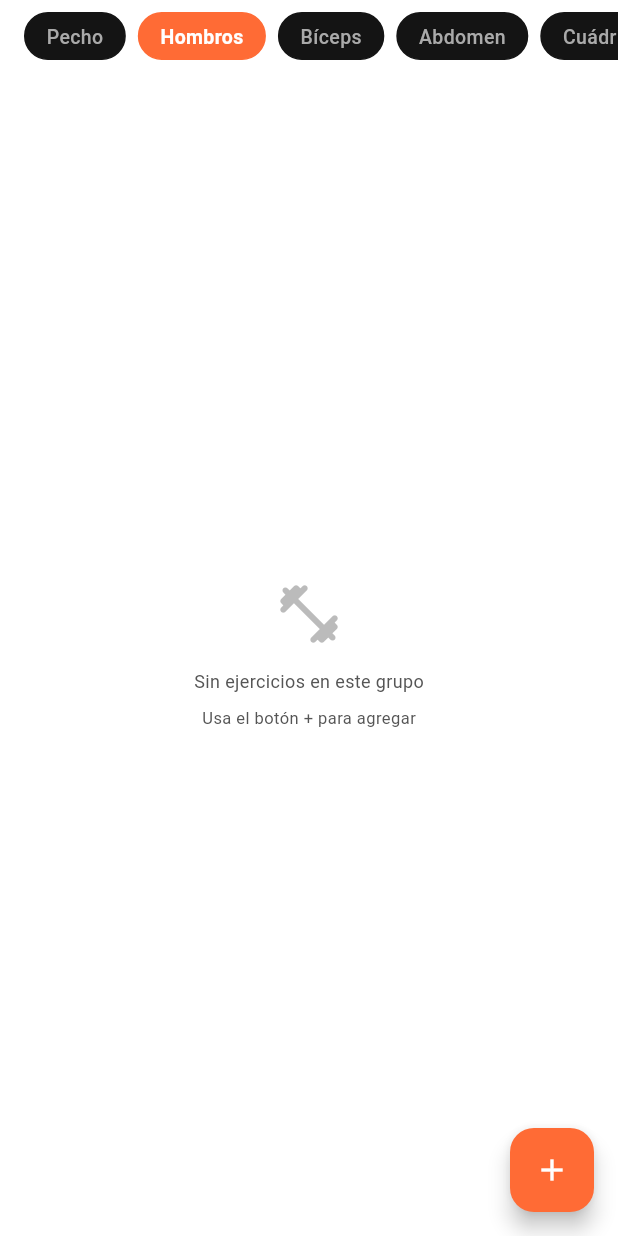
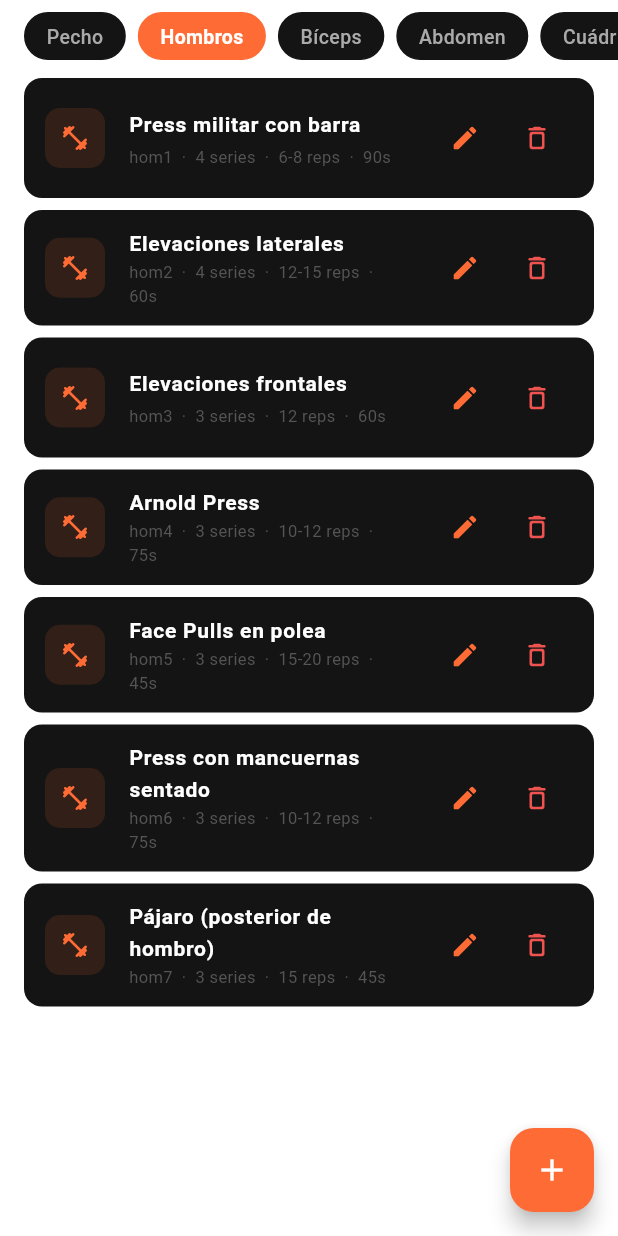
Before and after one commit to vallejoj203k/Mega_vital, a Flutter app: the _ExercisesTab screen opened directly, after a tap on "Hombros", on a phone screen of 412 x 824 dp. Run offline on Flutter 3.47's test engine with Material 3 defaults, Android fonts, the phone set to English and light mode, and no system bars; our stand-ins replace image_picker, share_plus, shared_preferences, supabase_flutter, video_player; missing offline and left inert: video_compress; accounts and stored records are empty; network calls fail.

Commit message:
Seed Supabase exercises table from hardcoded list on first admin open
When the exercises tab opens and the Supabase table is empty, all
hardcoded exercises from kAllExercises are migrated automatically.
Subsequent opens load from Supabase where changes are persisted.

https://claude.ai/code/session_01EKPL2pHnrvaJ47mWkj1ACc

```diff
--- a/lib/presentation/screens/admin/admin_panel_screen.dart
+++ b/lib/presentation/screens/admin/admin_panel_screen.dart
@@ -1424,7 +1424,14 @@ class _ExercisesTabState extends State<_ExercisesTab> {
 
   Future<void> _load() async {
     setState(() => _loading = true);
-    final exs = await _service.fetchAll();
+    var exs = await _service.fetchAll();
+    if (exs.isEmpty) {
+      // Primera vez: migrar ejercicios hardcodeados a Supabase
+      await _service.seedAll(kAllExercises);
+      exs = await _service.fetchAll();
+      // Si sigue vacío (sin permisos, sin conexión), mostrar los hardcodeados
+      if (exs.isEmpty) exs = List.of(kAllExercises);
+    }
     if (mounted) setState(() { _all = exs; _loading = false; });
   }
 
--- a/lib/services/exercise_service.dart
+++ b/lib/services/exercise_service.dart
@@ -63,4 +63,22 @@ class ExerciseService {
       return false;
     }
   }
+
+  // Inserta todos los ejercicios hardcodeados en Supabase (primera vez).
+  Future<void> seedAll(List<ExerciseItem> exercises) async {
+    try {
+      final rows = exercises.asMap().entries.map((e) => {
+        'id':            e.value.id,
+        'name':          e.value.name,
+        'muscle_id':     e.value.muscleId,
+        'sets':          e.value.sets,
+        'reps':          e.value.reps,
+        'rest_seconds':  e.value.restSeconds,
+        if (e.value.tip != null && e.value.tip!.isNotEmpty) 'tip': e.value.tip,
+        'difficulty':    e.value.difficulty.name,
+        'display_order': e.key,
+      }).toList();
+      await _db.from('exercises').upsert(rows);
+    } catch (_) {}
+  }
 }
```
